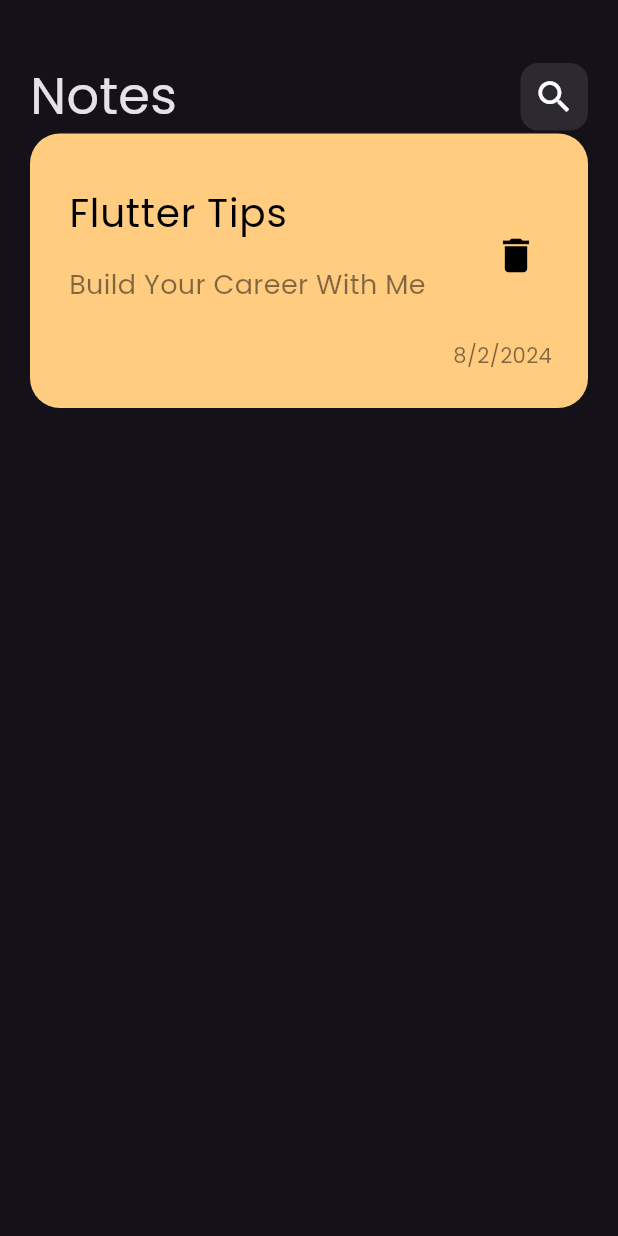
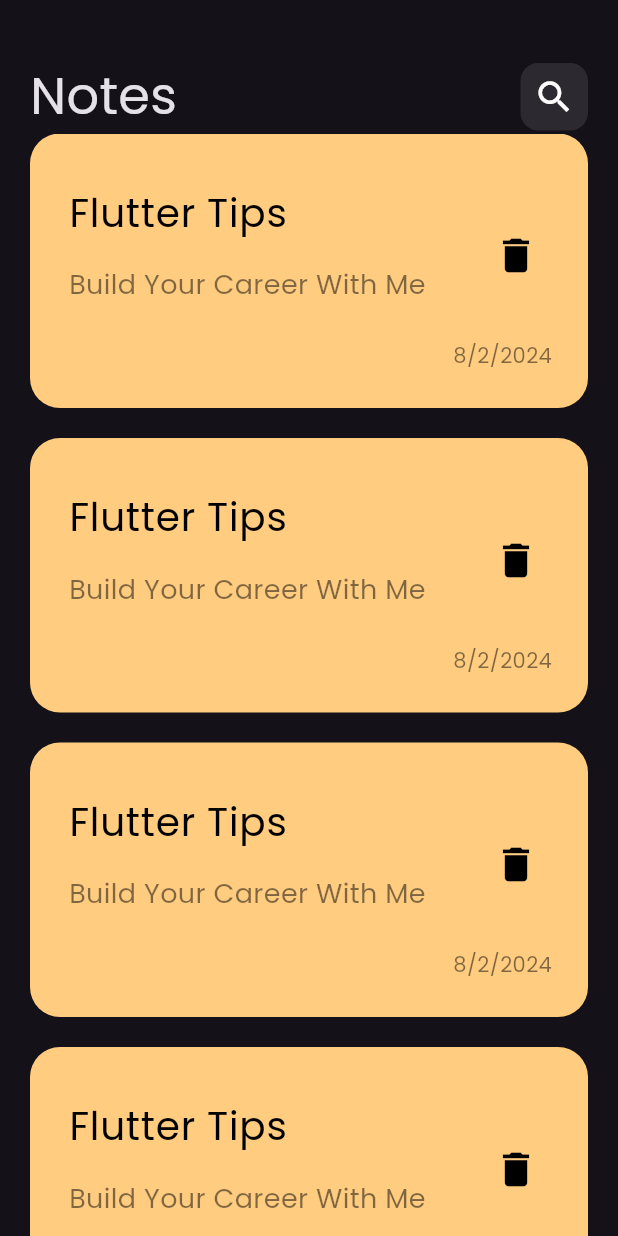
Before and after one commit to MahmoudAbdelshafey/NotesApp, a Flutter app: the screen it shows after launch, on a phone screen of 412 x 824 dp. Run offline on Flutter 3.47's test engine with Material 3 defaults, Android fonts, the phone set to English and light mode, and no system bars.

Commit message:
FirstEdit secondDay

```diff
--- a/lib/Views/HomeView/widgets/Custom_Note_Item.dart
+++ b/lib/Views/HomeView/widgets/Custom_Note_Item.dart
@@ -11,6 +11,7 @@ class CustomNoteItem extends StatelessWidget {
           bottom: 25,
           left: 10
       ),
+      margin: EdgeInsets.only(bottom: 20),
       decoration: BoxDecoration(
         color: const Color(0xffFFCC80),
         borderRadius: BorderRadius.circular(20),
--- /dev/null
+++ b/lib/Views/HomeView/widgets/News_ListView_Builder.dart
@@ -0,0 +1,18 @@
+import 'package:flutter/material.dart';
+import 'package:notes_app/Views/HomeView/widgets/Custom_Note_Item.dart';
+
+class NewsListViewBuilder extends StatelessWidget {
+  const NewsListViewBuilder({super.key});
+
+  @override
+  Widget build(BuildContext context) {
+    return Expanded(
+      child: ListView.builder(itemBuilder: (context, index) {
+        return const CustomNoteItem();
+      },
+        itemCount: 20,
+        physics: const BouncingScrollPhysics(),
+      ),
+    );
+  }
+}
--- a/lib/Views/HomeView/widgets/Notes_View_Body.dart
+++ b/lib/Views/HomeView/widgets/Notes_View_Body.dart
@@ -1,5 +1,5 @@
 import 'package:flutter/material.dart';
-import 'package:notes_app/Views/HomeView/widgets/Custom_Note_Item.dart';
+import 'package:notes_app/Views/HomeView/widgets/News_ListView_Builder.dart';
 import 'package:notes_app/Views/HomeView/widgets/custom_appbar.dart';
 
 class NotesViewBody extends StatelessWidget {
@@ -7,13 +7,14 @@ class NotesViewBody extends StatelessWidget {
 
   @override
   Widget build(BuildContext context) {
-    return const Padding(
+    return const  Padding(
       padding:  EdgeInsets.symmetric(
           horizontal: 20.0),
       child:  Column(
         children: [
           CustomAppBar(),
-          CustomNoteItem()
+          NewsListViewBuilder() ,
+
         ],
       ),
     );
```
